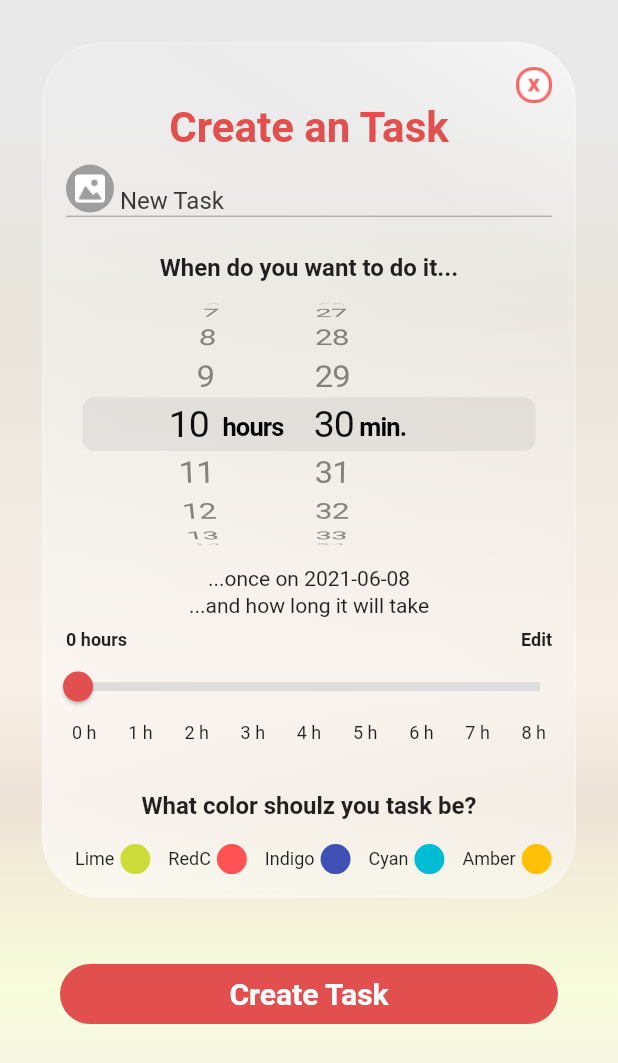
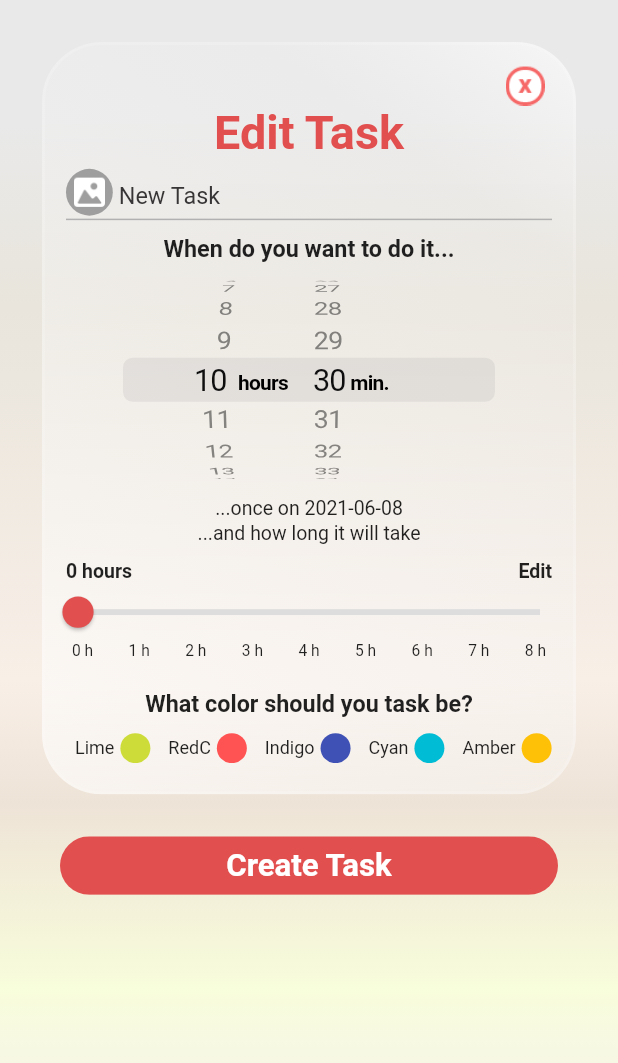
Before and after one commit to horlann/flexible, a Flutter app: the NewTaskEditor screen opened directly, on a phone screen of 412 x 824 dp. Shown: the top 1063 px of the screen. Run offline on Flutter 3.47's test engine with Material 2 defaults, Android fonts, the phone set to English and light mode, and no system bars; drawn by our look-alikes of glassmorphism; our stand-ins replace bloc, country_code_picker, equatable, firebase_auth, firebase_core, flutter_bloc and 9 more; missing offline and left inert: country_pickers, flutter_sim_country_code; accounts and stored records are empty.

Commit message:
adaptive board

```diff
--- a/lib/board/task_editor/new_task_editor.dart
+++ b/lib/board/task_editor/new_task_editor.dart
@@ -4,6 +4,8 @@ import 'package:flexible/board/task_editor/row_with_close_btn.dart';
 import 'package:flexible/board/task_editor/task_icon_in_round.dart';
 import 'package:flexible/board/task_editor/time_slider.dart';
 import 'package:flexible/board/widgets/glassmorph_layer.dart';
+import 'package:flexible/utils/adaptive_utils.dart';
+import 'package:flexible/widgets/wide_rounded_button.dart';
 import 'package:flutter/cupertino.dart';
 import 'package:flutter/material.dart';
 import 'package:flutter_bloc/flutter_bloc.dart';
@@ -66,6 +68,7 @@ class _NewTaskEditorState extends State<NewTaskEditor> {
             gradient: mainBackgroundGradient,
           ),
           child: SingleChildScrollView(
+            physics: BouncingScrollPhysics(),
             scrollDirection: Axis.vertical,
             child: Column(
               children: [
@@ -81,30 +84,32 @@ class _NewTaskEditorState extends State<NewTaskEditor> {
                         children: [
                           RowWithCloseBtn(context: context),
                           Text(
-                            'Create an Task',
+                            'Edit Task',
                             style: TextStyle(
-                              fontSize: 28,
+                              fontSize: 24 * byWithScale(context),
                               fontWeight: FontWeight.w700,
                               color: Color(0xffE24F4F),
                             ),
                           ),
                           SizedBox(
-                            height: 8,
+                            height: 4 * byWithScale(context),
                           ),
                           buildTitleInputSection(),
                           SizedBox(
-                            height: 24,
+                            height: 8 * byWithScale(context),
                           ),
                           Text(
                             'When do you want to do it...',
                             style: TextStyle(
-                                fontSize: 16, fontWeight: FontWeight.w600),
+                                fontSize: 12 * byWithScale(context),
+                                fontWeight: FontWeight.w600),
                           ),
                           buildTimePicker(),
                           Text(
                             '...once on ${editableTask.timeStart.toString().substring(0, 10)}',
                             style: TextStyle(
-                                fontSize: 14, fontWeight: FontWeight.w400),
+                                fontSize: 10 * byWithScale(context),
+                                fontWeight: FontWeight.w400),
                           ),
                           SizedBox(
                             height: 2,
@@ -112,10 +117,11 @@ class _NewTaskEditorState extends State<NewTaskEditor> {
                           Text(
                             '...and how long it will take',
                             style: TextStyle(
-                                fontSize: 14, fontWeight: FontWeight.w400),
+                                fontSize: 10 * byWithScale(context),
+                                fontWeight: FontWeight.w400),
                           ),
                           SizedBox(
-                            height: 8,
+                            height: 8 * byWithScale(context),
                           ),
                           TimeSlider(
                             period: editableTask.period,
@@ -127,15 +133,16 @@ class _NewTaskEditorState extends State<NewTaskEditor> {
                             },
                           ),
                           SizedBox(
-                            height: 32,
+                            height: 16 * byWithScale(context),
                           ),
                           Text(
-                            'What color shoulz you task be?',
+                            'What color should you task be?',
                             style: TextStyle(
-                                fontSize: 16, fontWeight: FontWeight.w600),
+                                fontSize: 12 * byWithScale(context),
+                                fontWeight: FontWeight.w600),
                           ),
                           SizedBox(
-                            height: 16,
+                            height: 8 * byWithScale(context),
                           ),
                           ColorPickerRow(callback: (color) {
                             setState(() {
@@ -144,7 +151,7 @@ class _NewTaskEditorState extends State<NewTaskEditor> {
                             });
                           }),
                           SizedBox(
-                            height: 16,
+                            height: 16 * byWithScale(context),
                           ),
                         ],
                       )
@@ -164,35 +171,22 @@ class _NewTaskEditorState extends State<NewTaskEditor> {
   Widget buildUpdateDeleteButtons() {
     return Column(
       children: [
-        SizedBox(
-          height: 16,
-        ),
-        GestureDetector(
-          onTap: () {
+        Padding(
+          padding: EdgeInsets.symmetric(horizontal: 40),
+          child: WideRoundedButton(
+              enable: true,
+              textColor: Colors.white,
+              enableColor: Color(0xffE24F4F),
+              disableColor: Color(0xffE24F4F),
+              callback: () {
                 BlocProvider.of<DailytasksBloc>(context)
                     .add(DailytasksAddTask(task: editableTask));
                 Navigator.pop(context);
               },
-          child: Container(
-            height: 40,
-            width: double.maxFinite,
-            margin: EdgeInsets.symmetric(horizontal: 40),
-            decoration: BoxDecoration(
-                color: Color(0xffE24F4F),
-                borderRadius: BorderRadius.circular(30)),
-            child: Center(
-              child: Text(
-                'Create Task',
-                style: TextStyle(
-                    color: Colors.white,
-                    fontSize: 20,
-                    fontWeight: FontWeight.w700),
-              ),
-            ),
-          ),
+              text: 'Create Task'),
         ),
         SizedBox(
-          height: 16,
+          height: 8 * byWithScale(context),
         ),
       ],
     );
@@ -200,6 +194,9 @@ class _NewTaskEditorState extends State<NewTaskEditor> {
 
   SizedBox buildTimePicker() {
     return SizedBox(
+      height: 120 * byWithScale(context),
+      child: FittedBox(
+        child: SizedBox(
             height: 190,
             child: CupertinoTimerPicker(
                 initialTimerDuration: editableTask.timeStart
@@ -212,12 +209,15 @@ class _NewTaskEditorState extends State<NewTaskEditor> {
                   setState(() {
                     editableTask = editableTask.copyWith(timeStart: timeStart);
                   });
-            }));
+                })),
+      ),
+    );
   }
 
   Container buildTitleInputSection() {
     return Container(
       decoration: BoxDecoration(
+          // color: Colors.red,
           border:
               Border(bottom: BorderSide(width: 1, color: Color(0xffB1B1B1)))),
       padding: EdgeInsets.only(bottom: 2),
@@ -236,7 +236,7 @@ class _NewTaskEditorState extends State<NewTaskEditor> {
           Expanded(
             child: Container(
                 child: SizedBox(
-              height: 32,
+              height: 20 * byWithScale(context),
               child: TextFormField(
                 // Change title
                 onChanged: (value) {
@@ -244,16 +244,19 @@ class _NewTaskEditorState extends State<NewTaskEditor> {
                     editableTask = editableTask.copyWith(title: value);
                   });
                 },
+
                 decoration: InputDecoration(
                   border: InputBorder.none,
                   focusedBorder: InputBorder.none,
                   enabledBorder: InputBorder.none,
                   errorBorder: InputBorder.none,
                   disabledBorder: InputBorder.none,
-                  contentPadding: EdgeInsets.all(0),
+                  // contentPadding: EdgeInsets.all(10),
                 ),
                 initialValue: editableTask.title,
-                style: TextStyle(color: Color(0xff373535)),
+                style: TextStyle(
+                    color: Color(0xff373535),
+                    fontSize: 12 * byWithScale(context)),
               ),
             )),
           )
--- a/lib/board/task_editor/row_with_close_btn.dart
+++ b/lib/board/task_editor/row_with_close_btn.dart
@@ -1,3 +1,4 @@
+import 'package:flexible/utils/adaptive_utils.dart';
 import 'package:flutter/material.dart';
 
 class RowWithCloseBtn extends StatelessWidget {
@@ -18,10 +19,12 @@ class RowWithCloseBtn extends StatelessWidget {
         mainAxisAlignment: MainAxisAlignment.end,
         children: [
           Padding(
-            padding: const EdgeInsets.only(right: 16, top: 16),
+            padding: EdgeInsets.only(
+                right: 16 * byWithScale(context),
+                top: 12 * byWithScale(context)),
             child: Image.asset(
               'src/icons/close.png',
-              width: 24,
+              width: 20 * byWithScale(context),
               fit: BoxFit.fitWidth,
             ),
           )
--- a/lib/board/task_editor/task_icon_in_round.dart
+++ b/lib/board/task_editor/task_icon_in_round.dart
@@ -1,5 +1,6 @@
 import 'dart:typed_data';
 
+import 'package:flexible/utils/adaptive_utils.dart';
 import 'package:flutter/material.dart';
 import 'package:flutter_bloc/flutter_bloc.dart';
 
@@ -18,8 +19,8 @@ class TaskIconInRound extends StatelessWidget {
   @override
   Widget build(BuildContext context) {
     return Container(
-      width: 32,
-      height: 32,
+      width: 24 * byWithScale(context),
+      height: 24 * byWithScale(context),
       decoration: BoxDecoration(
           color: taskColor, borderRadius: BorderRadius.circular(16)),
       child: Center(
@@ -30,16 +31,16 @@ class TaskIconInRound extends StatelessWidget {
             if (snapshot.hasData) {
               return Image.memory(
                 snapshot.data!,
-                width: 20,
-                height: 20,
+                width: 16 * byWithScale(context),
+                height: 16 * byWithScale(context),
                 gaplessPlayback: true,
               );
             }
 
             return Image.asset(
               'src/icons/noimage.png',
-              width: 20,
-              height: 20,
+              width: 16 * byWithScale(context),
+              height: 16 * byWithScale(context),
             );
           },
         ),
--- a/lib/board/task_editor/time_slider.dart
+++ b/lib/board/task_editor/time_slider.dart
@@ -1,3 +1,4 @@
+import 'package:flexible/utils/adaptive_utils.dart';
 import 'package:flutter/material.dart';
 
 class TimeSlider extends StatelessWidget {
@@ -17,10 +18,14 @@ class TimeSlider extends StatelessWidget {
             children: [
               Text(
                 '${period.inHours.toString()} hours',
-                style: TextStyle(fontWeight: FontWeight.w600, fontSize: 12),
+                style: TextStyle(
+                    fontWeight: FontWeight.w600,
+                    fontSize: 10 * byWithScale(context)),
               ),
               Text('Edit',
-                  style: TextStyle(fontWeight: FontWeight.w600, fontSize: 12))
+                  style: TextStyle(
+                      fontWeight: FontWeight.w600,
+                      fontSize: 10 * byWithScale(context)))
             ],
           ),
         ),
@@ -31,28 +36,34 @@ class TimeSlider extends StatelessWidget {
             inactiveTickMarkColor: Colors.black,
             // thumbColor: ColorAssets.themeColorMagenta,
             thumbColor: Color(0xffE24F4F),
+
             activeTrackColor: Color(0xffDDDDDD),
             inactiveTrackColor: Color(0xffDDDDDD),
             trackShape: RectangularSliderTrackShape(),
 
             // overlayColor: Colors.red.withAlpha(32),
             // overlayShape: RoundSliderOverlayShape(overlayRadius: 28.0),
+            thumbShape: RoundSliderThumbShape(
+                enabledThumbRadius: 8 * byWithScale(context)),
 
             valueIndicatorShape: PaddleSliderValueIndicatorShape(),
             valueIndicatorColor: Colors.redAccent,
             valueIndicatorTextStyle: TextStyle(
               color: Colors.white,
             ),
-            trackHeight: 6.0,
+            trackHeight: 3.0 * byWithScale(context),
           ),
+          child: SizedBox(
+            height: 30 * byWithScale(context),
             child: Slider(
-            max: 8,
+              max: 4 * byWithScale(context),
               min: 0,
               value: period.inHours.toDouble(),
               // activeColor: Colors.grey,
               // inactiveColor: Colors.grey,
               onChanged: (v) => callback(
                 Duration(hours: v.toInt()),
+              ),
             ),
           ),
         ),
@@ -64,7 +75,7 @@ class TimeSlider extends StatelessWidget {
                   9,
                   (index) => Text(
                         '$index h',
-                        style: TextStyle(fontSize: 12),
+                        style: TextStyle(fontSize: 8 * byWithScale(context)),
                       ))),
         )
       ],
--- a/lib/board/turbo_sliver_sticky_scroll.dart
+++ b/lib/board/turbo_sliver_sticky_scroll.dart
@@ -81,6 +81,7 @@ class _TurboAnimatedScrollViewState extends State<TurboAnimatedScrollView> {
 
   @override
   Widget build(BuildContext context) {
+    bool isLessThen350() => MediaQuery.of(context).size.width < 350;
     return SizedBox(
       child: Stack(
         children: [
@@ -89,7 +90,9 @@ class _TurboAnimatedScrollViewState extends State<TurboAnimatedScrollView> {
           Positioned.fill(
               child: Padding(
             padding: EdgeInsets.only(
-                left: 82, top: topOverscroll, bottom: bottomLinePadding),
+                left: isLessThen350() ? 64 : 82,
+                top: topOverscroll,
+                bottom: bottomLinePadding),
             child: Align(
                 alignment: Alignment.centerLeft,
                 child: Container(width: 3, color: Color(0xff707070))),
--- a/lib/board/week_calendar.dart
+++ b/lib/board/week_calendar.dart
@@ -1,6 +1,7 @@
 import 'package:flexible/board/bloc/dailytasks_bloc.dart';
 import 'package:flexible/board/models/task.dart';
 import 'package:flexible/board/repository/sqFliteTasksRepository/sqflire_tasks_repo.dart';
+import 'package:flexible/utils/adaptive_utils.dart';
 import 'package:flutter/material.dart';
 import 'package:flutter_bloc/flutter_bloc.dart';
 import 'package:table_calendar/table_calendar.dart';
@@ -17,7 +18,7 @@ class WeekCalendar extends StatelessWidget {
   Widget build(BuildContext context) {
     // RepositoryProvider.of<DailytasksBloc>(context);
     TextStyle calTextStyle = TextStyle(
-      fontSize: 10,
+      fontSize: 10 * byWithScale(context),
       fontWeight: FontWeight.w900,
       color: Color(0xff716D6E),
       height: 0,
@@ -31,7 +32,7 @@ class WeekCalendar extends StatelessWidget {
             ? SizedBox()
             : SizedBox(
                 // height: 60,
-                width: 280,
+                width: 250 * byWithScale(context),
                 // Logic for providing nuber on events on day
                 child: FutureBuilder(
                     future: RepositoryProvider.of<SqfliteTasksRepo>(context)
--- a/lib/board/widgets/glassmorphic_bg_shifted.dart
+++ b/lib/board/widgets/glassmorphic_bg_shifted.dart
@@ -1,3 +1,4 @@
+import 'package:flexible/utils/adaptive_utils.dart';
 import 'package:flutter/material.dart';
 import 'package:glassmorphism/glassmorphism.dart';
 
@@ -12,13 +13,14 @@ class GlassmorphicBackgroundShifted extends StatelessWidget {
   @override
   Widget build(BuildContext context) {
     return Padding(
-        padding: const EdgeInsets.only(left: 8, right: 16),
+        padding: EdgeInsets.only(
+            left: 4 * byWithScale(context), right: 8 * byWithScale(context)),
         child: Container(
             color: Colors.red.withOpacity(0.0),
             child: Stack(
               children: [
                 GlassmorphicContainer(
-                  margin: EdgeInsets.only(left: 44),
+                  margin: EdgeInsets.only(left: 30 * byWithScale(context)),
                   width: double.maxFinite,
                   height: double.maxFinite,
                   borderRadius: 30,
```
Also changed, not shown: lib/board/bottom_date_picker.dart (+6 -5 lines), lib/board/calendar_dialog.dart (+4 -3 lines), lib/board/task_editor/task_editor.dart (+53 -57 lines), lib/board/widgets/adding_tile.dart (+13 -8 lines), lib/board/widgets/mini_buttons_with_icon.dart (+5 -3 lines), lib/board/widgets/mini_red_button.dart (+5 -2 lines), lib/board/widgets/periodic_task_tile..dart (+10 -7 lines), lib/board/widgets/system_tile.dart (+8 -5 lines), lib/board/widgets/task_tile.dart (+14 -9 lines), lib/flexible.dart (+10 -12 lines). Lines whose indentation alone changed are shown as unchanged.
